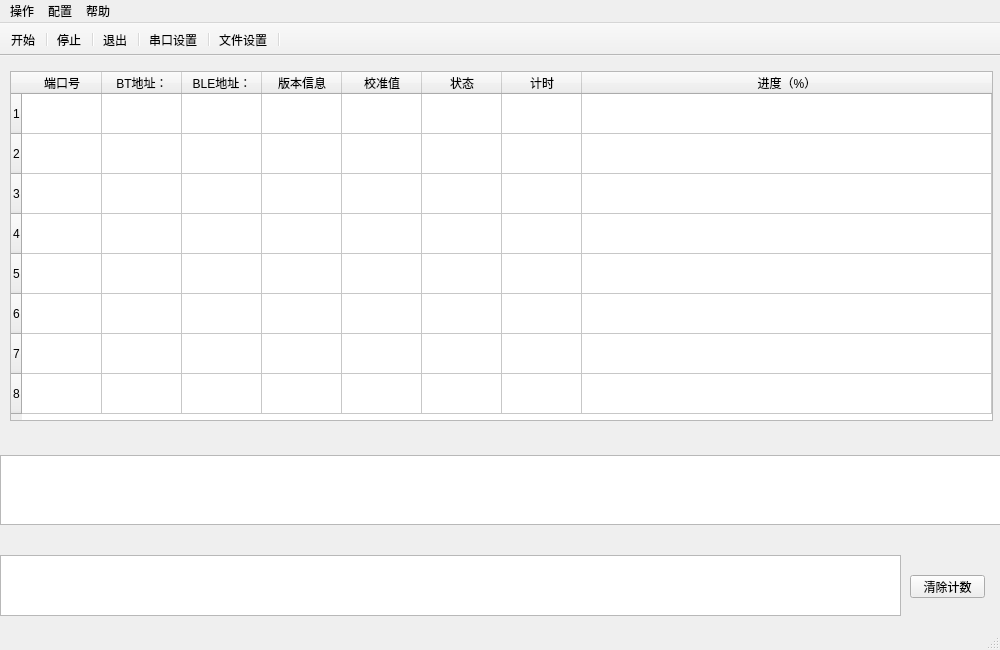
Before: the Qt Designer form BesDldMainWnd.ui in YeHwong/DldProductLineFor663, drawn with Qt 5.
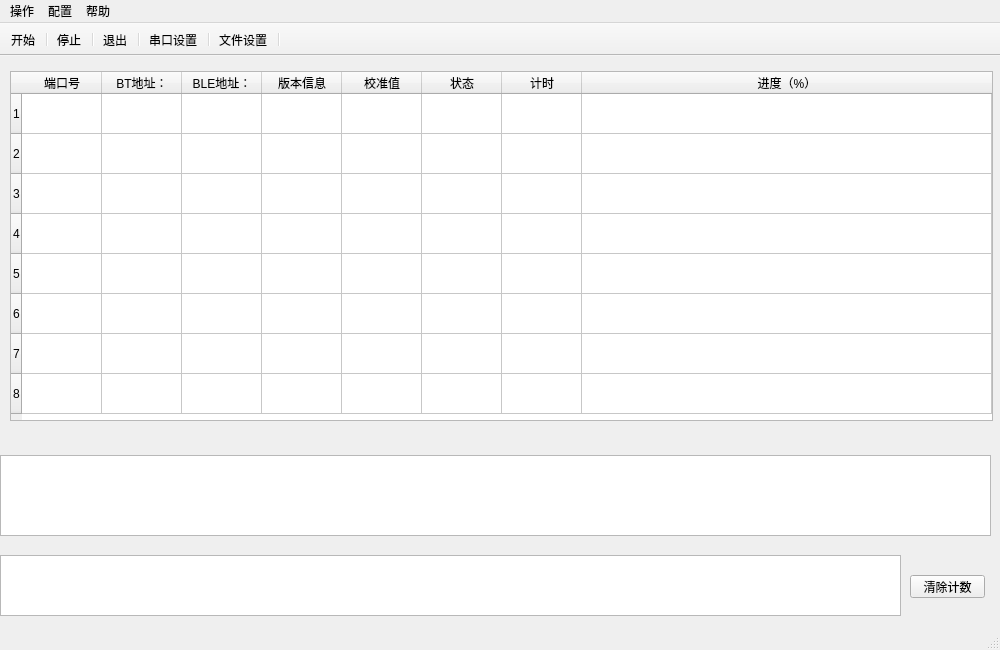
After: the same form once the commit is applied. Icons and pictures are not drawn.

What changed in the file:
```diff
--- a/BesDldMainWnd.ui
+++ b/BesDldMainWnd.ui
@@ -288,8 +288,8 @@
        <rect>
         <x>0</x>
         <y>0</y>
-        <width>1001</width>
-        <height>70</height>
+        <width>991</width>
+        <height>81</height>
        </rect>
       </property>
       <property name="minimumSize">
```
Left out of the diff: 4 changed lines with no effect on the pictures.
